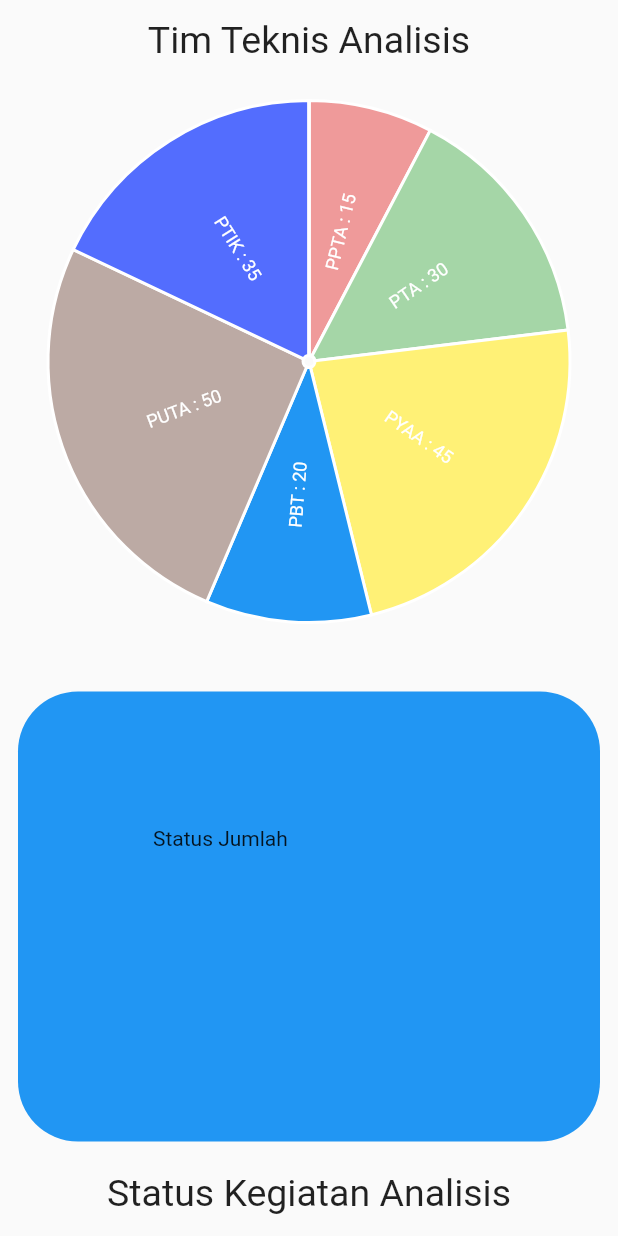
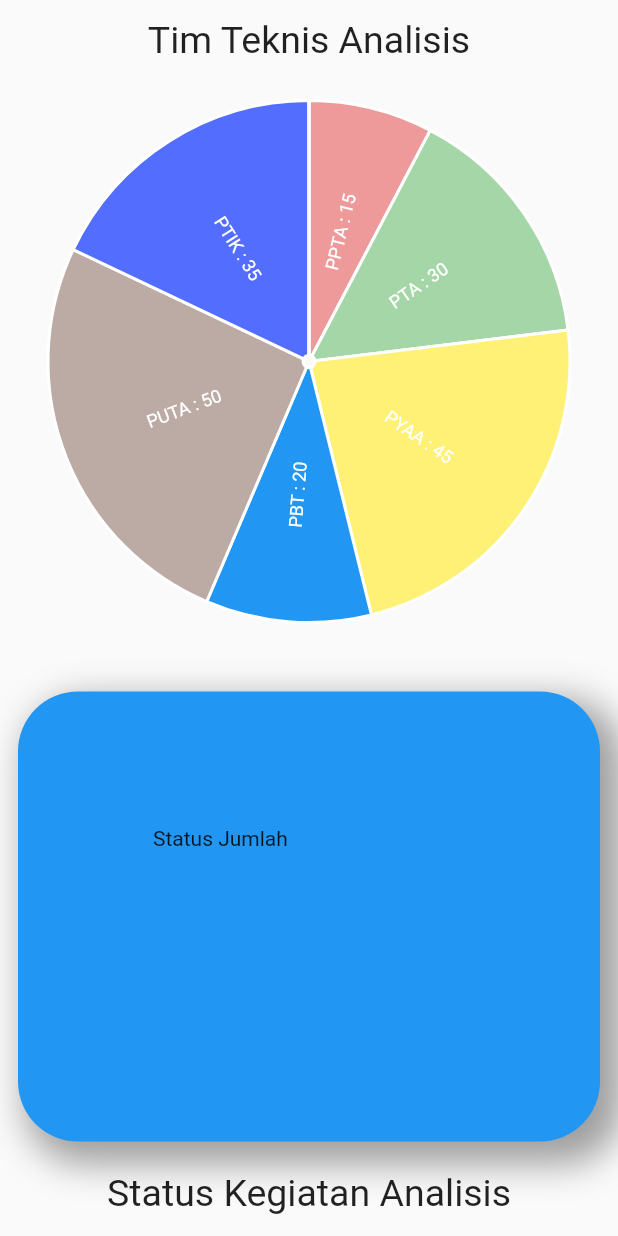
Before and after one commit to imamrmdn/Weekly_Report_BPPT, a Flutter app: the DashboardScreen screen opened directly, on a phone screen of 412 x 824 dp. Run offline on Flutter 3.47's test engine with Material 2 defaults, Android fonts, the phone set to English and light mode, and no system bars; our stand-ins replace charts_flutter, dio, shared_preferences; missing offline and left inert: dropdownfield; accounts and stored records are empty.

```diff
--- a/lib/pages/dashboard.page.dart
+++ b/lib/pages/dashboard.page.dart
@@ -94,9 +94,22 @@ class _DashboardScreenState extends State<DashboardScreen> {
                 child: Text('Status Jumlah'),
                 padding: EdgeInsets.all(90.0),
                 decoration: BoxDecoration(
-                    shape: BoxShape.rectangle,
-                    color: Colors.blue,
-                    borderRadius: BorderRadius.circular(40)),
+                  shape: BoxShape.rectangle,
+                  color: Colors.blue,
+                  borderRadius: BorderRadius.circular(40),
+                  //sgradient: LinearGradient(),
+                  boxShadow: [
+                    BoxShadow(
+                      color: Colors.grey,
+                      blurRadius: 20.0,
+                      spreadRadius: 5.0,
+                      offset: Offset(
+                        10.0,
+                        10.0,
+                      ),
+                    )
+                  ],
+                ),
                 width: 500,
                 height: 300,
               ),
```
